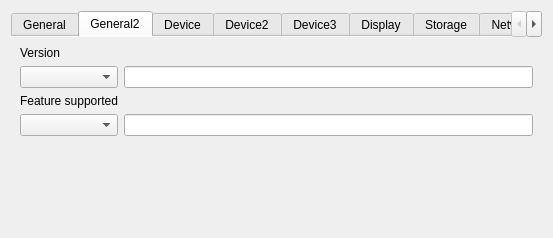
This is examples/sysinfo/dialog_landscape.ui in qtproject/qt-mobility as Qt 5 draws it before an edit. The edited form follows.
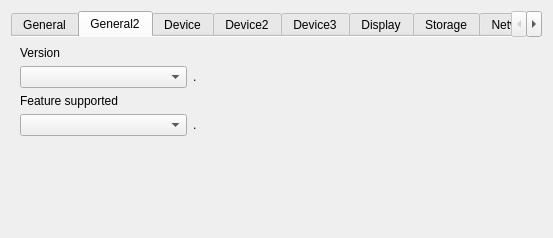
This is the edited form. The open tabs and pages were chosen to show the change. Icons and pictures are not drawn.

Commit message: convert to labels. editline not needed

Patch:
```diff
--- a/examples/sysinfo/dialog_landscape.ui
+++ b/examples/sysinfo/dialog_landscape.ui
@@ -154,20 +154,7 @@
       <attribute name="title">
        <string>General2</string>
       </attribute>
-      <layout class="QGridLayout" name="gridLayout_14">
-       <item row="4" column="0">
-        <widget class="QLabel" name="label_4">
-         <property name="sizePolicy">
-          <sizepolicy hsizetype="Minimum" vsizetype="Fixed">
-           <horstretch>0</horstretch>
-           <verstretch>0</verstretch>
-          </sizepolicy>
-         </property>
-         <property name="text">
-          <string>Feature supported</string>
-         </property>
-        </widget>
-       </item>
+      <layout class="QGridLayout" name="gridLayout_6">
        <item row="0" column="0">
         <widget class="QLabel" name="label_3">
          <property name="sizePolicy">
@@ -211,26 +198,27 @@
          </item>
         </widget>
        </item>
-       <item row="1" column="1">
-        <widget class="QLineEdit" name="versionLineEdit">
+       <item row="1" column="1" colspan="2">
+        <widget class="QLabel" name="versionLabel">
+         <property name="text">
+          <string>.</string>
+         </property>
+        </widget>
+       </item>
+       <item row="2" column="0" colspan="2">
+        <widget class="QLabel" name="label_4">
          <property name="sizePolicy">
-          <sizepolicy hsizetype="MinimumExpanding" vsizetype="Fixed">
+          <sizepolicy hsizetype="Minimum" vsizetype="Fixed">
            <horstretch>0</horstretch>
            <verstretch>0</verstretch>
           </sizepolicy>
          </property>
-         <property name="mouseTracking">
-          <bool>false</bool>
-         </property>
-         <property name="focusPolicy">
-          <enum>Qt::NoFocus</enum>
-         </property>
-         <property name="acceptDrops">
-          <bool>false</bool>
+         <property name="text">
+          <string>Feature supported</string>
          </property>
         </widget>
        </item>
-       <item row="5" column="0">
+       <item row="3" column="0">
         <widget class="QComboBox" name="featureComboBox">
          <property name="sizePolicy">
           <sizepolicy hsizetype="Minimum" vsizetype="Fixed">
@@ -310,26 +298,14 @@
          </item>
         </widget>
        </item>
-       <item row="5" column="1">
-        <widget class="QLineEdit" name="featuresLineEdit">
-         <property name="sizePolicy">
-          <sizepolicy hsizetype="MinimumExpanding" vsizetype="Fixed">
-           <horstretch>0</horstretch>
-           <verstretch>0</verstretch>
-          </sizepolicy>
-         </property>
-         <property name="mouseTracking">
-          <bool>false</bool>
-         </property>
-         <property name="focusPolicy">
-          <enum>Qt::NoFocus</enum>
-         </property>
-         <property name="acceptDrops">
-          <bool>false</bool>
+       <item row="3" column="1" colspan="2">
+        <widget class="QLabel" name="featuresLabel">
+         <property name="text">
+          <string>.</string>
          </property>
         </widget>
        </item>
-       <item row="6" column="0">
+       <item row="4" column="2">
         <spacer name="verticalSpacer">
          <property name="orientation">
           <enum>Qt::Vertical</enum>
```
Left out of the diff: 26 changed lines with no effect on the pictures. The commit also changes 3 other files.
